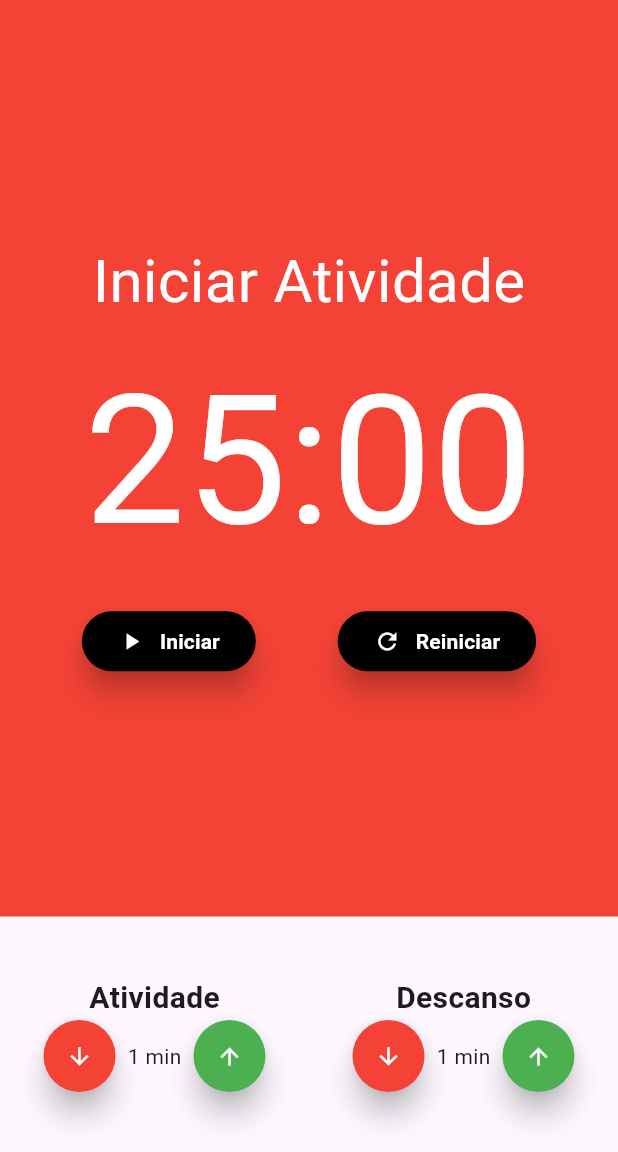
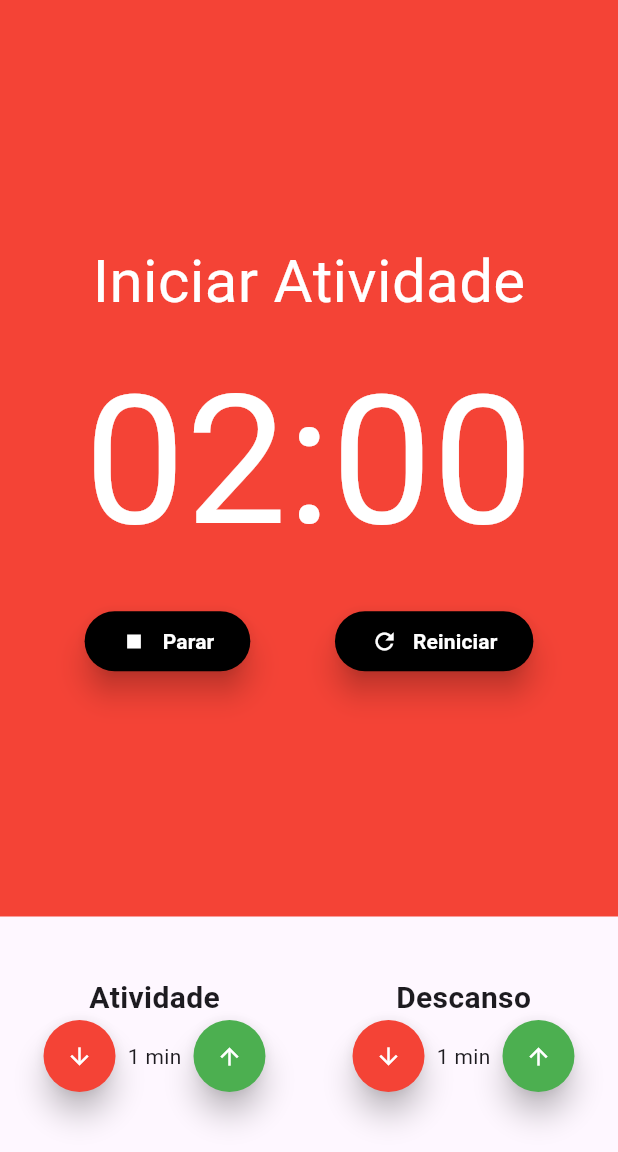
Before and after one commit to iranildocasrlos/koda, a Flutter app: the screen it shows after launch, after a tap on "Iniciar", on a phone screen of 412 x 824 dp, the part 84-1236 px from its top. Run offline on Flutter 3.47's test engine with Material 3 defaults, Android fonts, the light colour scheme and no system bars; our stand-ins replace flutter_mobx, mobx; generated files the repository leaves out were written again.

Commit message:
trabalhando no cronometro e btn

```diff
--- a/lib/components/Cronometro.dart
+++ b/lib/components/Cronometro.dart
@@ -1,11 +1,16 @@
 import 'package:flutter/material.dart';
+import 'package:flutter_mobx/flutter_mobx.dart';
 import 'package:koda/components/CronometroBt.dart';
+import 'package:koda/store/pomodoro.store.dart';
+import 'package:provider/provider.dart';
 
 class Cronometro extends StatelessWidget {
   const Cronometro({super.key});
 
   @override
   Widget build(BuildContext context) {
+    final store = Provider.of<PomodoroStore>(context);
+
     return Container(
       color: Colors.red,
       child: Column(
@@ -16,15 +21,34 @@ class Cronometro extends StatelessWidget {
             style: TextStyle(fontSize: 40, color: Colors.white),
           ),
           SizedBox(height: 5),
-          Text("25:00", style: TextStyle(fontSize: 120, color: Colors.white)),
+          Text(
+            "${store.minutos.toString().padLeft(2, '0')}:${store.segundos.toString().padLeft(2, '0')}",
+            style: TextStyle(fontSize: 120, color: Colors.white),
+          ),
           SizedBox(height: 10),
-          Row(
-            mainAxisAlignment: MainAxisAlignment.spaceEvenly,
-            children: [
-              CronometroBt(texto: "Iniciar", icone: Icons.play_arrow),
-              // CronometroBt(texto: "Parar", icone: Icons.stop),
-              CronometroBt(texto: "Reiniciar", icone: Icons.refresh),
-            ],
+          Observer(
+            builder: (_) => Row(
+              mainAxisAlignment: MainAxisAlignment.spaceEvenly,
+              children: [
+                if (!store.iniciado)
+                  CronometroBt(
+                    texto: "Iniciar",
+                    icone: Icons.play_arrow,
+                    click: store.iniciar,
+                  ),
+                if (store.iniciado)
+                  CronometroBt(
+                    texto: "Parar",
+                    icone: Icons.stop,
+                    click: store.parar,
+                  ),
+                CronometroBt(
+                  texto: "Reiniciar",
+                  icone: Icons.refresh,
+                  click: store.parar,
+                ),
+              ],
+            ),
           ),
         ],
       ),
--- a/lib/components/CronometroBt.dart
+++ b/lib/components/CronometroBt.dart
@@ -3,8 +3,14 @@ import 'package:flutter/material.dart';
 class CronometroBt extends StatelessWidget {
   final String texto;
   final IconData icone;
+  final void Function()? click;
 
-  const CronometroBt({super.key, required this.texto, required this.icone});
+  const CronometroBt({
+    super.key,
+    required this.texto,
+    required this.icone,
+    this.click,
+  });
 
   @override
   Widget build(BuildContext context) {
@@ -14,7 +20,7 @@ class CronometroBt extends StatelessWidget {
         backgroundColor: Colors.black,
         // Ajuste este valor para aumentar ou diminuir a sombra
       ),
-      onPressed: () {},
+      onPressed: click,
       child: Row(
         children: [
           Padding(
--- a/lib/components/EntradaTempo.dart
+++ b/lib/components/EntradaTempo.dart
@@ -1,4 +1,6 @@
 import 'package:flutter/material.dart';
+import 'package:koda/store/pomodoro.store.dart';
+import 'package:provider/provider.dart';
 
 class EntradaTempo extends StatelessWidget {
   final int valor;
@@ -16,6 +18,8 @@ class EntradaTempo extends StatelessWidget {
 
   @override
   Widget build(BuildContext context) {
+    //final store = Provider.of<PomodoroStore>(context);
+
     return Column(
       crossAxisAlignment: CrossAxisAlignment.center,
       children: [
--- a/lib/store/pomodoro.store.dart
+++ b/lib/store/pomodoro.store.dart
@@ -7,10 +7,29 @@ class PomodoroStore = _PomodoroStore with _$PomodoroStore;
 
 abstract class _PomodoroStore with Store {
   @observable
+  bool iniciado = false;
+
+  @observable
+  int minutos = 2;
+
+  @observable
+  int segundos = 0;
+
+  @observable
   int tempoAtividade = 2;
 
   @observable
   int tempoDescanso = 1;
+
+  @action
+  void iniciar() {
+    iniciado = true;
+  }
+
+  @action
+  void parar() {
+    iniciado = false;
+  }
 
   @action
   void incrementarTempoAtividade() {
```
Also changed, not shown: lib/store/pomodoro.store.g.dart.
